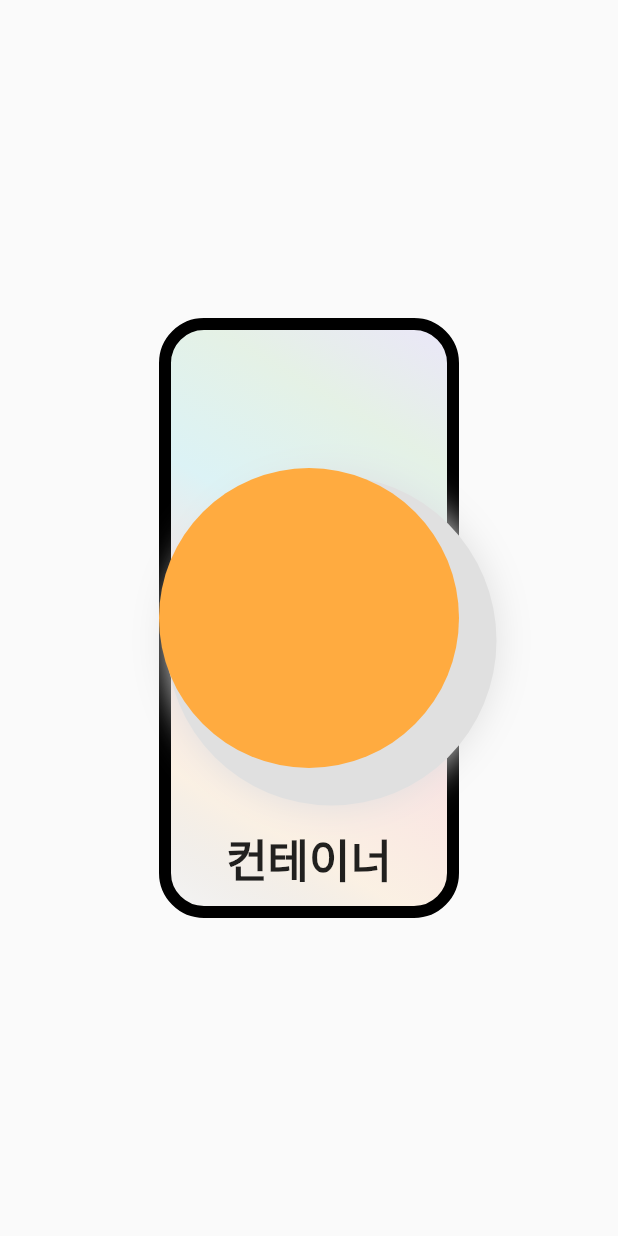
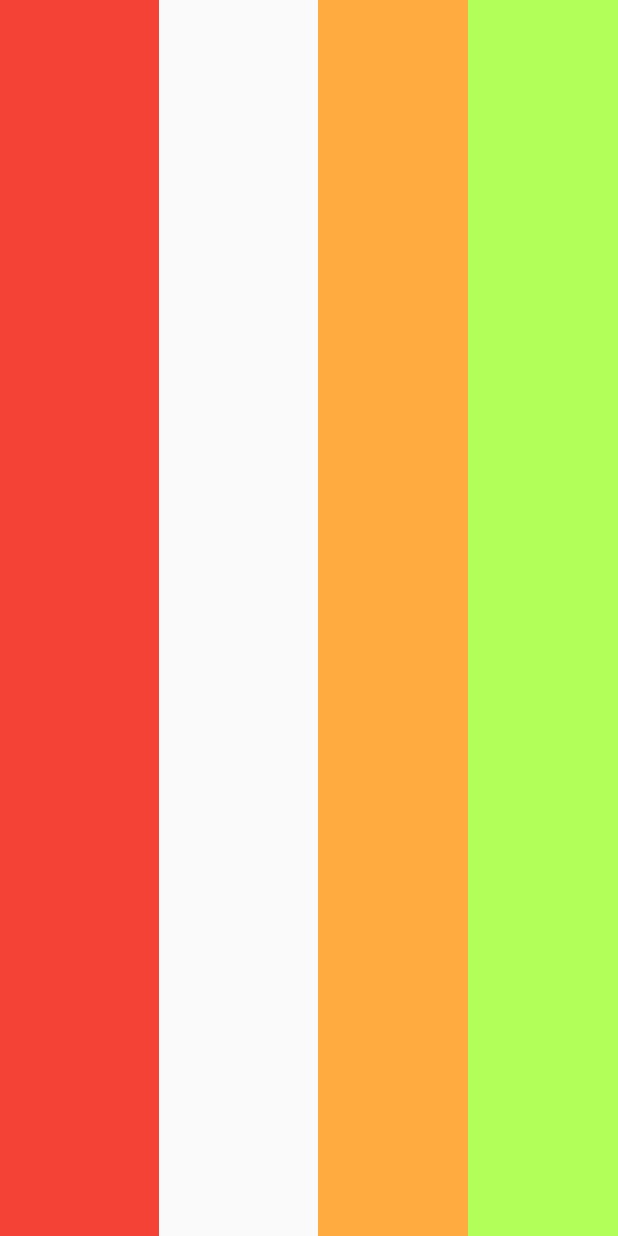
Before and after one commit to Woomunsik/flutter_lecture_first, a Flutter app: the screen it shows after launch, on a phone screen of 412 x 824 dp. Run offline on Flutter 3.47's test engine with Material 2 defaults, Android fonts, the phone set to English and light mode, and no system bars.

Commit message:
컬럼 로우

```diff
--- /dev/null
+++ b/lib/ch3/row_screen.dart
@@ -0,0 +1,37 @@
+import 'package:flutter/material.dart';
+
+class RowScreen extends StatelessWidget {
+  const RowScreen({super.key});
+
+  @override
+  Widget build(BuildContext context) {
+    return Scaffold(
+      body: SizedBox(
+        height: double.infinity,
+        child: Row(
+          mainAxisAlignment: MainAxisAlignment.spaceBetween,
+          mainAxisSize: MainAxisSize.max,
+          crossAxisAlignment: CrossAxisAlignment.stretch,
+          children: [
+            Expanded(child: _container(100, 100, Colors.red)),
+            const Spacer(),
+            _container(100, 100, Colors.orangeAccent),
+            _container(100, 100, Colors.lightGreenAccent),
+          ],
+
+        ),
+      )
+    );
+  }
+  Widget _container(
+      double width,
+      double height,
+      Color color,
+      ) {
+    return Container(
+      width: width,
+      height: height,
+      color: color,
+    );
+  }
+}
--- a/lib/main.dart
+++ b/lib/main.dart
@@ -1,7 +1,9 @@
 
 import 'package:flutter/cupertino.dart';
 import 'package:flutter/material.dart';
+import 'package:flutter_lecture_first/ch3/column_screen.dart';
 import 'package:flutter_lecture_first/ch3/container_screen.dart';
+import 'package:flutter_lecture_first/ch3/row_screen.dart';
 
 /// main 함수
 /// 어플리케이션이 시작하는 위치
@@ -15,7 +17,7 @@ class MyApp extends StatelessWidget {
   @override
   Widget build(BuildContext context) {
     return MaterialApp(
-      home: ContainerScreen(),
+      home: RowScreen(),
     );
   }
 }
```
Also changed, not shown: lib/ch3/column_screen.dart (added, +49 -0 lines).
